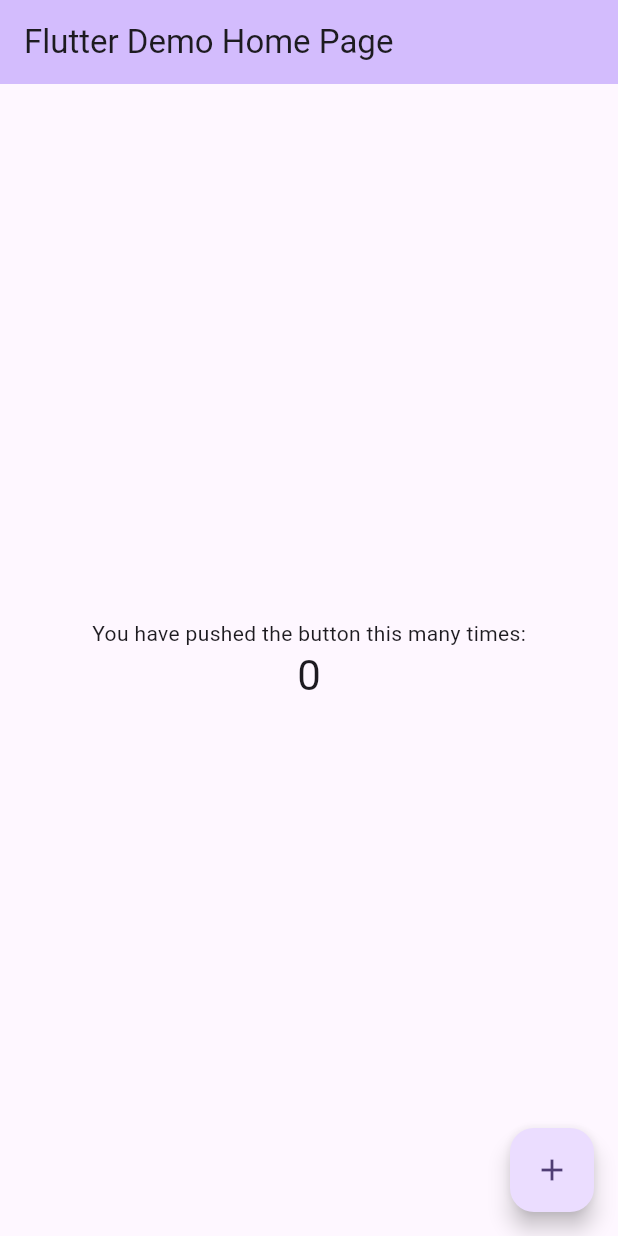
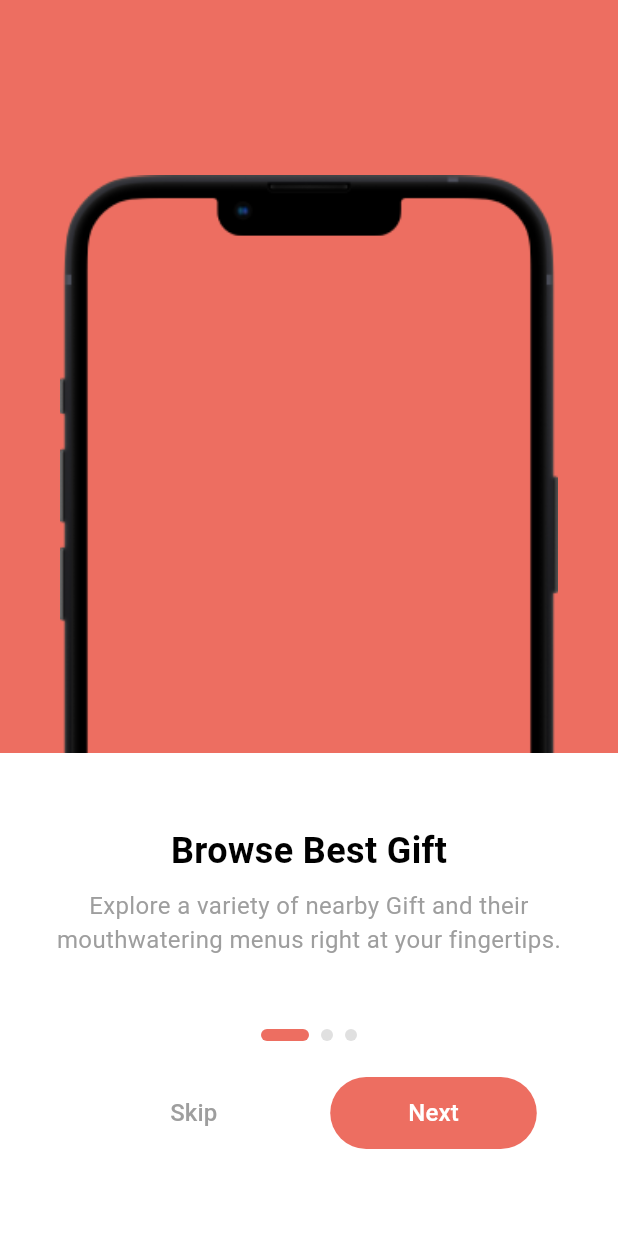
Before and after one commit to P-yiush07/giftginnie, a Flutter app: the screen it shows after launch, on a phone screen of 412 x 824 dp. Run offline on Flutter 3.47's test engine with Material 3 defaults, Android fonts, the phone set to English and light mode, and no system bars.

Commit message:
Added Intro Screens

```diff
--- /dev/null
+++ b/lib/controllers/onboarding_controller.dart
@@ -0,0 +1,46 @@
+import 'package:flutter/material.dart';
+import '../models/onboarding_model.dart';
+
+class OnboardingController extends ChangeNotifier {
+  int currentPage = 0;
+
+  List<OnboardingModel> onboardingPages = [
+    OnboardingModel(
+      title: 'Browse Best Gift',
+      description: 'Explore a variety of nearby Gift and their mouthwatering menus right at your fingertips.',
+      imagePath: 'assets/images/phone.png',
+      bgColor: 0xFFED6E61
+    ),
+    OnboardingModel(
+      title: 'Real Time Tracking',
+      description: 'Track the status of your order in real-time, from preparation to delivery.',
+      imagePath: 'assets/images/phone.png',
+      bgColor: 0xFF4CAF50
+    ),
+    OnboardingModel(
+      title: 'Secure Payments',
+      description: 'Enjoy hassle-free and secure payment options for a seamless checkout experience.',
+      imagePath: 'assets/images/phone.png',
+      bgColor: 0xFF9DFFB3
+    ),
+  ];
+
+  void nextPage() {
+    if (currentPage < onboardingPages.length - 1) {
+      currentPage++;
+      notifyListeners();
+    }
+  }
+
+  void previousPage() {
+    if (currentPage > 0) {
+      currentPage--;
+      notifyListeners();
+    }
+  }
+
+  void skipOnboarding() {
+    currentPage = onboardingPages.length - 1;
+    notifyListeners();
+  }
+}
--- a/lib/main.dart
+++ b/lib/main.dart
@@ -1,125 +1,22 @@
 import 'package:flutter/material.dart';
+import 'views/onboarding_screen.dart';
 
 void main() {
   runApp(const MyApp());
 }
 
 class MyApp extends StatelessWidget {
-  const MyApp({super.key});
+  const MyApp({Key? key}) : super(key: key);
 
-  // This widget is the root of your application.
   @override
   Widget build(BuildContext context) {
     return MaterialApp(
-      title: 'Flutter Demo',
+      title: 'Gift App',
       theme: ThemeData(
-        // This is the theme of your application.
-        //
-        // TRY THIS: Try running your application with "flutter run". You'll see
-        // the application has a purple toolbar. Then, without quitting the app,
-        // try changing the seedColor in the colorScheme below to Colors.green
-        // and then invoke "hot reload" (save your changes or press the "hot
-        // reload" button in a Flutter-supported IDE, or press "r" if you used
-        // the command line to start the app).
-        //
-        // Notice that the counter didn't reset back to zero; the application
-        // state is not lost during the reload. To reset the state, use hot
-        // restart instead.
-        //
-        // This works for code too, not just values: Most code changes can be
-        // tested with just a hot reload.
-        colorScheme: ColorScheme.fromSeed(seedColor: Colors.deepPurple),
-        useMaterial3: true,
+        primarySwatch: Colors.orange,
+        visualDensity: VisualDensity.adaptivePlatformDensity,
       ),
-      home: const MyHomePage(title: 'Flutter Demo Home Page'),
+      home: const OnboardingScreen(),
     );
   }
 }
-
-class MyHomePage extends StatefulWidget {
-  const MyHomePage({super.key, required this.title});
-
-  // This widget is the home page of your application. It is stateful, meaning
-  // that it has a State object (defined below) that contains fields that affect
-  // how it looks.
-
-  // This class is the configuration for the state. It holds the values (in this
-  // case the title) provided by the parent (in this case the App widget) and
-  // used by the build method of the State. Fields in a Widget subclass are
-  // always marked "final".
-
-  final String title;
-
-  @override
-  State<MyHomePage> createState() => _MyHomePageState();
-}
-
-class _MyHomePageState extends State<MyHomePage> {
-  int _counter = 0;
-
-  void _incrementCounter() {
-    setState(() {
-      // This call to setState tells the Flutter framework that something has
-      // changed in this State, which causes it to rerun the build method below
-      // so that the display can reflect the updated values. If we changed
-      // _counter without calling setState(), then the build method would not be
-      // called again, and so nothing would appear to happen.
-      _counter++;
-    });
-  }
-
-  @override
-  Widget build(BuildContext context) {
-    // This method is rerun every time setState is called, for instance as done
-    // by the _incrementCounter method above.
-    //
-    // The Flutter framework has been optimized to make rerunning build methods
-    // fast, so that you can just rebuild anything that needs updating rather
-    // than having to individually change instances of widgets.
-    return Scaffold(
-      appBar: AppBar(
-        // TRY THIS: Try changing the color here to a specific color (to
-        // Colors.amber, perhaps?) and trigger a hot reload to see the AppBar
-        // change color while the other colors stay the same.
-        backgroundColor: Theme.of(context).colorScheme.inversePrimary,
-        // Here we take the value from the MyHomePage object that was created by
-        // the App.build method, and use it to set our appbar title.
-        title: Text(widget.title),
-      ),
-      body: Center(
-        // Center is a layout widget. It takes a single child and positions it
-        // in the middle of the parent.
-        child: Column(
-          // Column is also a layout widget. It takes a list of children and
-          // arranges them vertically. By default, it sizes itself to fit its
-          // children horizontally, and tries to be as tall as its parent.
-          //
-          // Column has various properties to control how it sizes itself and
-          // how it positions its children. Here we use mainAxisAlignment to
-          // center the children vertically; the main axis here is the vertical
-          // axis because Columns are vertical (the cross axis would be
-          // horizontal).
-          //
-          // TRY THIS: Invoke "debug painting" (choose the "Toggle Debug Paint"
-          // action in the IDE, or press "p" in the console), to see the
-          // wireframe for each widget.
-          mainAxisAlignment: MainAxisAlignment.center,
-          children: <Widget>[
-            const Text(
-              'You have pushed the button this many times:',
-            ),
-            Text(
-              '$_counter',
-              style: Theme.of(context).textTheme.headlineMedium,
-            ),
-          ],
-        ),
-      ),
-      floatingActionButton: FloatingActionButton(
-        onPressed: _incrementCounter,
-        tooltip: 'Increment',
-        child: const Icon(Icons.add),
-      ), // This trailing comma makes auto-formatting nicer for build methods.
-    );
-  }
-}
--- /dev/null
+++ b/lib/models/onboarding_model.dart
@@ -0,0 +1,13 @@
+class OnboardingModel {
+  final String title;
+  final String description;
+  final String imagePath;
+  final int? bgColor;
+
+  OnboardingModel({
+    required this.title,
+    required this.description,
+    required this.imagePath,
+    this.bgColor,
+  });
+}
--- /dev/null
+++ b/lib/views/onboarding_screen.dart
@@ -0,0 +1,170 @@
+import 'package:flutter/material.dart';
+import '../controllers/onboarding_controller.dart';
+import 'package:provider/provider.dart';
+
+class OnboardingScreen extends StatelessWidget {
+  const OnboardingScreen({Key? key}) : super(key: key);
+
+  @override
+  Widget build(BuildContext context) {
+    return ChangeNotifierProvider(
+      create: (_) => OnboardingController(),
+      child: const OnboardingView(),
+    );
+  }
+}
+
+class OnboardingView extends StatelessWidget {
+  const OnboardingView({Key? key}) : super(key: key);
+
+  @override
+  Widget build(BuildContext context) {
+    final screenHeight = MediaQuery.of(context).size.height;
+
+    return Scaffold(
+      body: Consumer<OnboardingController>(
+        builder: (context, controller, _) {
+          return Stack(
+            fit: StackFit.expand,
+            children: [
+              // Background color
+              Container(
+                decoration: BoxDecoration(
+                  color: controller.onboardingPages[controller.currentPage].bgColor != null
+                      ? Color(controller.onboardingPages[controller.currentPage].bgColor!)
+                      : Colors.white,
+                ),
+              ),
+
+              // Swipeable content area
+              GestureDetector(
+                onHorizontalDragEnd: (DragEndDetails details) {
+                  if (details.primaryVelocity! > 0) {
+                    // Swiped right
+                    controller.previousPage();
+                  } else if (details.primaryVelocity! < 0) {
+                    // Swiped left
+                    controller.nextPage();
+                  }
+                },
+                child: Column(
+                  children: [
+                    SizedBox(height: screenHeight * 0.1),
+                    Expanded(
+                      child: Padding(
+                        padding: const EdgeInsets.symmetric(horizontal: 40),
+                        child: Image.asset(
+                          controller.onboardingPages[controller.currentPage].imagePath,
+                          fit: BoxFit.contain,
+                        ),
+                      ),
+                    ),
+                  ],
+                ),
+              ),
+
+              // Fixed bottom white container overlapping the content
+              Positioned(
+                left: 0,
+                right: 0,
+                bottom: 0,
+                child: Container(
+                  color: Colors.white,
+                  padding: const EdgeInsets.fromLTRB(24, 48, 24, 58),
+                  child: Column(
+                    mainAxisSize: MainAxisSize.min,
+                    children: [
+                      Text(
+                        controller.onboardingPages[controller.currentPage].title,
+                        style: const TextStyle(
+                          fontSize: 24,
+                          fontWeight: FontWeight.bold,
+                          color: Colors.black,
+                        ),
+                      ),
+                      const SizedBox(height: 8),
+                      Text(
+                        controller.onboardingPages[controller.currentPage].description,
+                        textAlign: TextAlign.center,
+                        style: const TextStyle(
+                          fontSize: 16,
+                          color: Colors.grey,
+                        ),
+                      ),
+                      const SizedBox(height: 48),
+
+                      // Pagination dots
+                      Row(
+                        mainAxisAlignment: MainAxisAlignment.center,
+                        children: List.generate(
+                          controller.onboardingPages.length,
+                          (index) => Container(
+                            margin: const EdgeInsets.symmetric(horizontal: 4),
+                            width: index == controller.currentPage ? 32 : 8,
+                            height: 8,
+                            decoration: BoxDecoration(
+                              borderRadius: BorderRadius.circular(4),
+                              color: index == controller.currentPage
+                                  ? const Color(0xFFED6E61)
+                                  : Colors.grey.shade300,
+                            ),
+                          ),
+                        ),
+                      ),
+                      const SizedBox(height: 24),
+
+                      // Navigation buttons
+                      Row(
+                        mainAxisAlignment: MainAxisAlignment.center,
+                        children: [
+                          TextButton(
+                            onPressed: controller.skipOnboarding,
+                            style: TextButton.styleFrom(
+                              minimumSize: const Size(150, 48),
+                              shape: RoundedRectangleBorder(
+                                borderRadius: BorderRadius.circular(24),
+                              ),
+                            ),
+                            child: const Text(
+                              'Skip',
+                              style: TextStyle(
+                                color: Colors.grey,
+                                fontSize: 16,
+                                fontWeight: FontWeight.w500,
+                              ),
+                            ),
+                          ),
+                          const SizedBox(width: 16),
+                          ElevatedButton(
+                            onPressed: controller.nextPage,
+                            style: ElevatedButton.styleFrom(
+                              backgroundColor: const Color(0xFFED6E61),
+                              minimumSize: const Size(120, 48),
+                              padding: const EdgeInsets.symmetric(horizontal: 52),
+                              shape: RoundedRectangleBorder(
+                                borderRadius: BorderRadius.circular(24),
+                              ),
+                              elevation: 0,
+                            ),
+                            child: const Text(
+                              'Next',
+                              style: TextStyle(
+                                color: Colors.white,
+                                fontSize: 16,
+                                fontWeight: FontWeight.w500,
+                              ),
+                            ),
+                          ),
+                        ],
+                      ),
+                    ],
+                  ),
+                ),
+              ),
+            ],
+          );
+        },
+      ),
+    );
+  }
+}
--- a/pubspec.yaml
+++ b/pubspec.yaml
@@ -34,6 +34,7 @@ dependencies:
   # The following adds the Cupertino Icons font to your application.
   # Use with the CupertinoIcons class for iOS style icons.
   cupertino_icons: ^1.0.8
+  provider: ^6.1.2
 
 dev_dependencies:
   flutter_test:
@@ -61,6 +62,8 @@ flutter:
   # assets:
   #   - images/a_dot_burr.jpeg
   #   - images/a_dot_ham.jpeg
+  assets:
+   - assets/images/
 
   # An image asset can refer to one or more resolution-specific "variants", see
   # https://flutter.dev/to/resolution-aware-images
```
Also changed, not shown: assets/images/phone.png (added), pubspec.lock, 1 other file.
